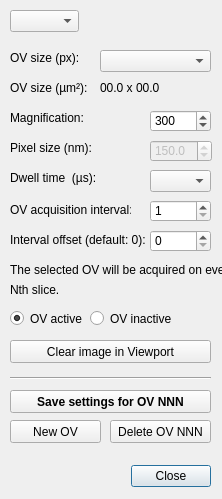
First picture: the form in gui/overview_settings_dlg.ui, repository SBEMimage/SBEMimage, before the edit.
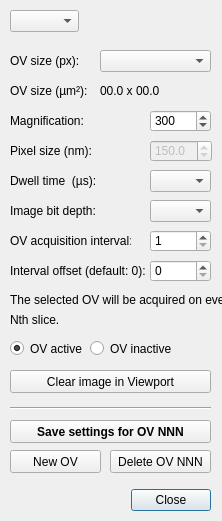
Second picture: the form after the edit.

Commit message: Add image bit depth selection option (8 bit / 16 bit)

Patch:
```diff
--- a/gui/overview_settings_dlg.ui
+++ b/gui/overview_settings_dlg.ui
@@ -10,7 +10,7 @@
     <x>0</x>
     <y>0</y>
     <width>222</width>
-    <height>499</height>
+    <height>521</height>
    </rect>
   </property>
   <property name="windowTitle">
@@ -20,7 +20,7 @@
    <property name="geometry">
     <rect>
      <x>30</x>
-     <y>460</y>
+     <y>484</y>
      <width>181</width>
      <height>32</height>
     </rect>
@@ -38,7 +38,7 @@
      <x>10</x>
      <y>110</y>
      <width>111</width>
-     <height>16</height>
+     <height>22</height>
     </rect>
    </property>
    <property name="text">
@@ -51,7 +51,7 @@
      <x>10</x>
      <y>170</y>
      <width>111</width>
-     <height>16</height>
+     <height>22</height>
     </rect>
    </property>
    <property name="text">
@@ -100,7 +100,7 @@
      <x>10</x>
      <y>50</y>
      <width>81</width>
-     <height>16</height>
+     <height>22</height>
     </rect>
    </property>
    <property name="text">
@@ -135,7 +135,7 @@
      <x>100</x>
      <y>80</y>
      <width>71</width>
-     <height>16</height>
+     <height>22</height>
     </rect>
    </property>
    <property name="text">
@@ -148,7 +148,7 @@
      <x>10</x>
      <y>80</y>
      <width>81</width>
-     <height>16</height>
+     <height>22</height>
     </rect>
    </property>
    <property name="text">
@@ -159,9 +159,9 @@
    <property name="geometry">
     <rect>
      <x>10</x>
-     <y>200</y>
+     <y>230</y>
      <width>121</width>
-     <height>20</height>
+     <height>22</height>
     </rect>
    </property>
    <property name="text">
@@ -172,7 +172,7 @@
    <property name="geometry">
     <rect>
      <x>150</x>
-     <y>200</y>
+     <y>230</y>
      <width>61</width>
      <height>22</height>
     </rect>
@@ -188,7 +188,7 @@
    <property name="geometry">
     <rect>
      <x>10</x>
-     <y>370</y>
+     <y>400</y>
      <width>201</width>
      <height>16</height>
     </rect>
@@ -201,7 +201,7 @@
    <property name="geometry">
     <rect>
      <x>10</x>
-     <y>260</y>
+     <y>290</y>
      <width>221</width>
      <height>20</height>
     </rect>
@@ -214,7 +214,7 @@
    <property name="geometry">
     <rect>
      <x>10</x>
-     <y>280</y>
+     <y>310</y>
      <width>151</width>
      <height>20</height>
     </rect>
@@ -227,7 +227,7 @@
    <property name="geometry">
     <rect>
      <x>10</x>
-     <y>420</y>
+     <y>450</y>
      <width>91</width>
      <height>23</height>
     </rect>
@@ -240,7 +240,7 @@
    <property name="geometry">
     <rect>
      <x>10</x>
-     <y>390</y>
+     <y>420</y>
      <width>201</width>
      <height>23</height>
     </rect>
@@ -259,7 +259,7 @@
    <property name="geometry">
     <rect>
      <x>110</x>
-     <y>420</y>
+     <y>450</y>
      <width>101</width>
      <height>23</height>
     </rect>
@@ -272,9 +272,9 @@
    <property name="geometry">
     <rect>
      <x>10</x>
-     <y>230</y>
+     <y>260</y>
      <width>141</width>
-     <height>20</height>
+     <height>22</height>
     </rect>
    </property>
    <property name="text">
@@ -285,7 +285,7 @@
    <property name="geometry">
     <rect>
      <x>150</x>
-     <y>230</y>
+     <y>260</y>
      <width>61</width>
      <height>22</height>
     </rect>
@@ -306,7 +306,7 @@
      <x>10</x>
      <y>140</y>
      <width>111</width>
-     <height>16</height>
+     <height>22</height>
     </rect>
    </property>
    <property name="text">
@@ -342,7 +342,7 @@
    <property name="geometry">
     <rect>
      <x>90</x>
-     <y>310</y>
+     <y>340</y>
      <width>82</width>
      <height>17</height>
     </rect>
@@ -355,7 +355,7 @@
    <property name="geometry">
     <rect>
      <x>10</x>
-     <y>310</y>
+     <y>340</y>
      <width>82</width>
      <height>17</height>
     </rect>
@@ -371,7 +371,7 @@
    <property name="geometry">
     <rect>
      <x>10</x>
-     <y>340</y>
+     <y>370</y>
      <width>201</width>
      <height>23</height>
     </rect>
@@ -386,6 +386,32 @@
     <string>Clear image in Viewport</string>
    </property>
   </widget>
+  <widget class="QLabel" name="label_12">
+   <property name="geometry">
+    <rect>
+     <x>10</x>
+     <y>200</y>
+     <width>111</width>
+     <height>22</height>
+    </rect>
+   </property>
+   <property name="text">
+    <string>Image bit depth:</string>
+   </property>
+  </widget>
+  <widget class="QComboBox" name="comboBox_bitDepth">
+   <property name="geometry">
+    <rect>
+     <x>150</x>
+     <y>200</y>
+     <width>61</width>
+     <height>22</height>
+    </rect>
+   </property>
+   <property name="layoutDirection">
+    <enum>Qt::LeftToRight</enum>
+   </property>
+  </widget>
  </widget>
  <tabstops>
   <tabstop>comboBox_OVSelector</tabstop>
```
The commit also changes 12 other files.
